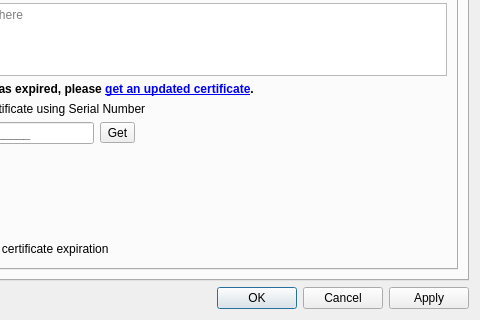
Above: SandboxiePlus/SandMan/Forms/SettingsWindow.ui from sandboxie-plus/Sandboxie before the change; both pictures show x 215 to 695 and y 188 to 508 of the 695 by 508 pixel window. Below: the same form after it.
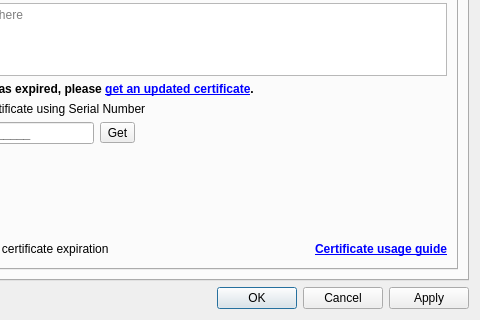
That is the form after the change. The open tabs and pages were chosen to show the change. Icons and pictures are not drawn.

Diff of the .ui file:
```diff
--- a/SandboxiePlus/SandMan/Forms/SettingsWindow.ui
+++ b/SandboxiePlus/SandMan/Forms/SettingsWindow.ui
@@ -1685,6 +1685,25 @@
                  </property>
                 </spacer>
                </item>
+               <item row="9" column="3">
+                <widget class="QLabel" name="lblCertGuide">
+                 <property name="font">
+                  <font>
+                   <bold>true</bold>
+                   <kerning>true</kerning>
+                  </font>
+                 </property>
+                 <property name="text">
+                  <string>&lt;a href=&quot;https://sandboxie-plus.com/go.php?to=sbie-use-cert&quot;&gt;Certificate usage guide&lt;/a&gt;</string>
+                 </property>
+                 <property name="alignment">
+                  <set>Qt::AlignRight|Qt::AlignTrailing|Qt::AlignVCenter</set>
+                 </property>
+                 <property name="wordWrap">
+                  <bool>true</bool>
+                 </property>
+                </widget>
+               </item>
               </layout>
              </item>
             </layout>
```
